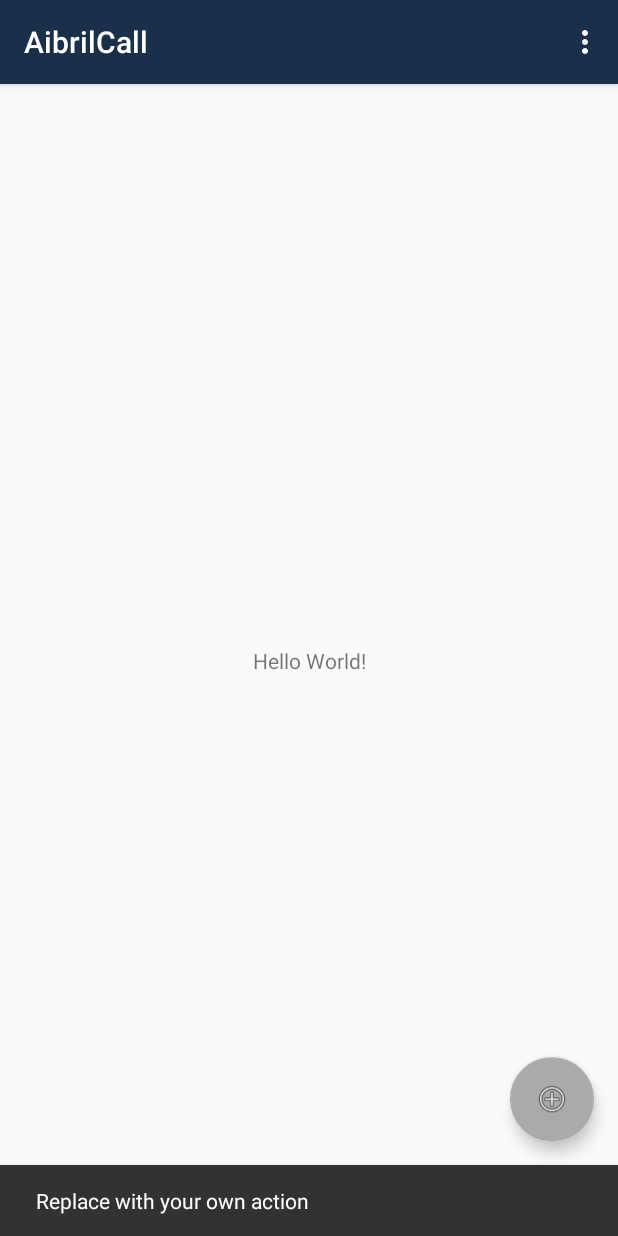
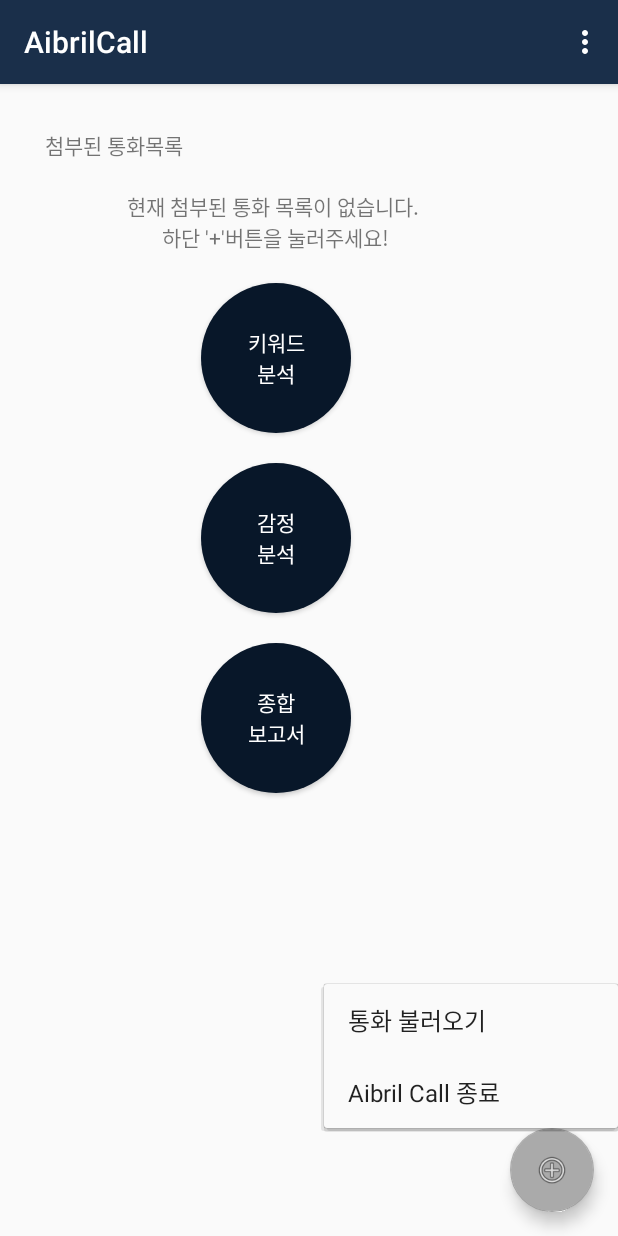
Before and after one commit to muniv/DT-Project, an Android app: the screen it shows after launch (MainActivity), after a tap on an icon or button, on a phone screen of 412 x 824 dp. Run offline under Robolectric (Android 15) with nearby library versions, the phone set to English and light mode, and no system bars.

Commit message:
팝업메뉴와 둥근 버튼을 추가합니다

```diff
--- a/AibrilCall/app/src/main/java/com/muni/examples/aibrilcall/MainActivity.java
+++ b/AibrilCall/app/src/main/java/com/muni/examples/aibrilcall/MainActivity.java
@@ -4,13 +4,18 @@ import android.os.Bundle;
 import android.support.design.widget.FloatingActionButton;
 import android.support.design.widget.Snackbar;
 import android.support.v7.app.AppCompatActivity;
+import android.support.v7.view.ContextThemeWrapper;
+import android.support.v7.widget.PopupMenu;
 import android.support.v7.widget.Toolbar;
 import android.view.View;
 import android.view.Menu;
 import android.view.MenuItem;
+import android.widget.Toast;
 
 public class MainActivity extends AppCompatActivity {
 
+    private static PopupMenu.OnMenuItemClickListener onMenuItemClickListener;
+    private static FloatingActionButton fab;
     @Override
     protected void onCreate(Bundle savedInstanceState) {
 
@@ -18,19 +23,40 @@ public class MainActivity extends AppCompatActivity {
 
         super.onCreate(savedInstanceState);
         setContentView(R.layout.activity_main);
-        //Toolbar toolbar = (Toolbar) findViewById(R.id.toolbar);
-        //setSupportActionBar(toolbar);
 
+        onMenuItemClickListener = new PopupMenu.OnMenuItemClickListener() { // 팝업메뉴아이템 클릭리스너 생성
+            @Override
+            public boolean onMenuItemClick(MenuItem item) {
+                switch( item.getItemId() ){//눌러진 MenuItem의 Item Id를 얻어와 식별
+                    case R.id.load_call: //통화 불러오기
+                        Toast.makeText(MainActivity.this, "통화 불러오기", Toast.LENGTH_SHORT).show();
+                        break;
+                    case R.id.exit: //앱 종료
+                        int pid = android.os.Process.myPid();
+                        android.os.Process.killProcess(pid);
+                        break;
+                }
+                return false;
+            }
+        };
+
+        //플로팅버튼
         FloatingActionButton fab = (FloatingActionButton) findViewById(R.id.fab);
         fab.setOnClickListener(new View.OnClickListener() {
             @Override
             public void onClick(View view) {
-                Snackbar.make(view, "Replace with your own action", Snackbar.LENGTH_LONG)
-                        .setAction("Action", null).show();
+                popUp(view); //플로팅 버튼을 클릭하면 팝업메뉴가 나타나게 합니다.
             }
         });
     }
 
+    public final void popUp(View view) {
+        PopupMenu popup = new PopupMenu(this, view); // 인자 (context, 팝업메뉴 연결 anchor 뷰)
+        getMenuInflater().inflate(R.menu.menu_popup, popup.getMenu()); // 메뉴아이템 건져서 메뉴 inflate
+        popup.setOnMenuItemClickListener(onMenuItemClickListener); // onCreate에서 생성한 리스너를 팝업메뉴에 셋팅
+        // popup.show(view); //Popup Menu 보이기
+        popup.show(); //Popup Menu 보이기
+    }
     @Override
     public boolean onCreateOptionsMenu(Menu menu) {
         // Inflate the menu; this adds items to the action bar if it is present.
--- /dev/null
+++ b/AibrilCall/app/src/main/res/drawable/round_button.xml
@@ -0,0 +1,19 @@
+<?xml version="1.0" encoding="utf-8"?>
+<selector xmlns:android="http://schemas.android.com/apk/res/android">
+
+    <item android:state_pressed="true">
+        <shape android:shape="oval">
+            <padding android:bottom="4dp" android:left="4dp" android:right="4dp" android:top="4dp" />
+            <gradient android:angle="270" android:endColor="@color/colorPrimaryDark" android:startColor="@color/colorPrimaryDark" />
+
+            <corners android:bottomLeftRadius="2dp" android:bottomRightRadius="2dp" android:topLeftRadius="2dp" android:topRightRadius="2dp" />
+        </shape>
+    </item>
+    <item android:state_pressed="false">
+        <shape android:shape="oval">
+            <padding android:bottom="4dp" android:left="4dp" android:right="4dp" android:top="4dp" />
+            <solid android:color="@color/colorPrimaryDark" />
+            <corners android:bottomLeftRadius="2dp" android:bottomRightRadius="2dp" android:topLeftRadius="2dp" android:topRightRadius="2dp" />
+        </shape>
+    </item>
+</selector>
--- a/AibrilCall/app/src/main/res/layout/content_main.xml
+++ b/AibrilCall/app/src/main/res/layout/content_main.xml
@@ -8,13 +8,59 @@
     tools:context="com.muni.examples.aibrilcall.MainActivity"
     tools:showIn="@layout/activity_main">
 
-    <TextView
-        android:layout_width="wrap_content"
-        android:layout_height="wrap_content"
-        android:text="Hello World!"
-        app:layout_constraintBottom_toBottomOf="parent"
-        app:layout_constraintLeft_toLeftOf="parent"
-        app:layout_constraintRight_toRightOf="parent"
-        app:layout_constraintTop_toTopOf="parent" />
+    <LinearLayout
+        android:layout_width="368dp"
+        android:layout_height="551dp"
+        android:orientation="vertical"
+        android:padding="20dp"
+        tools:layout_editor_absoluteX="8dp"
+        tools:layout_editor_absoluteY="8dp">
+
+        <TextView
+            android:layout_width="wrap_content"
+            android:layout_height="wrap_content"
+            android:padding="10dp"
+            android:text="첨부된 통화목록" />
+
+        <TextView
+            android:id="@+id/textView"
+            android:layout_width="wrap_content"
+            android:layout_height="wrap_content"
+            android:layout_gravity="center"
+            android:padding="10dp"
+            android:text="@string/loaded_call_list_empty"
+            android:textAlignment="center" />
+
+        <Button
+            android:id="@+id/btn1"
+            android:layout_width="100dp"
+            android:layout_height="100dp"
+            android:layout_gravity="center"
+            android:background="@drawable/round_button"
+            android:layout_margin="10dp"
+            android:text="키워드\n분석"
+            android:textColor="#fff" />
+
+        <Button
+            android:id="@+id/btn2"
+            android:layout_width="100dp"
+            android:layout_height="100dp"
+            android:layout_gravity="center"
+            android:layout_margin="10dp"
+            android:background="@drawable/round_button"
+            android:text="감정\n분석"
+            android:textColor="#fff" />
+
+        <Button
+            android:id="@+id/btn3"
+            android:layout_width="100dp"
+            android:layout_height="100dp"
+            android:layout_gravity="center"
+            android:layout_margin="10dp"
+            android:background="@drawable/round_button"
+            android:text="종합\n보고서"
+            android:textColor="#fff" />
+
+    </LinearLayout>
 
 </android.support.constraint.ConstraintLayout>
--- /dev/null
+++ b/AibrilCall/app/src/main/res/menu/menu_popup.xml
@@ -0,0 +1,11 @@
+<?xml version="1.0" encoding="utf-8"?>
+<menu xmlns:android="http://schemas.android.com/apk/res/android" >
+    <item
+        android:id="@+id/load_call"
+        android:title="통화 불러오기"
+        android:icon="@android:drawable/ic_menu_save" />
+    <item
+        android:id="@+id/exit"
+        android:title="Aibril Call 종료"
+        android:icon="@android:drawable/ic_menu_search" />
+</menu>
--- a/AibrilCall/app/src/main/res/values/colors.xml
+++ b/AibrilCall/app/src/main/res/values/colors.xml
@@ -1,6 +1,6 @@
 <?xml version="1.0" encoding="utf-8"?>
 <resources>
     <color name="colorPrimary">#1a2f4a</color>
-    <color name="colorPrimaryDark">#1a2f4a</color>
+    <color name="colorPrimaryDark">#081729</color>
     <color name="colorAccent">#ff4081</color>
 </resources>
--- a/AibrilCall/app/src/main/res/values/strings.xml
+++ b/AibrilCall/app/src/main/res/values/strings.xml
@@ -1,4 +1,5 @@
 <resources>
     <string name="app_name">AibrilCall</string>
     <string name="action_settings">Settings</string>
+    <string name="loaded_call_list_empty">현재 첨부된 통화 목록이 없습니다. \n하단 \'+\'버튼을 눌러주세요!</string>
 </resources>
--- a/AibrilCall/app/src/main/res/values/styles.xml
+++ b/AibrilCall/app/src/main/res/values/styles.xml
@@ -23,4 +23,8 @@
 
     <style name="AppTheme.PopupOverlay" parent="ThemeOverlay.AppCompat.Light" />
 
+    <style name="MyPopupMenu" parent="Theme.AppCompat.Light.NoActionBar">
+        <item name="android:popupBackground">#0F213F</item>
+        <item name="android:disabledAlpha">0.5</item>
+    </style>
 </resources>
```
